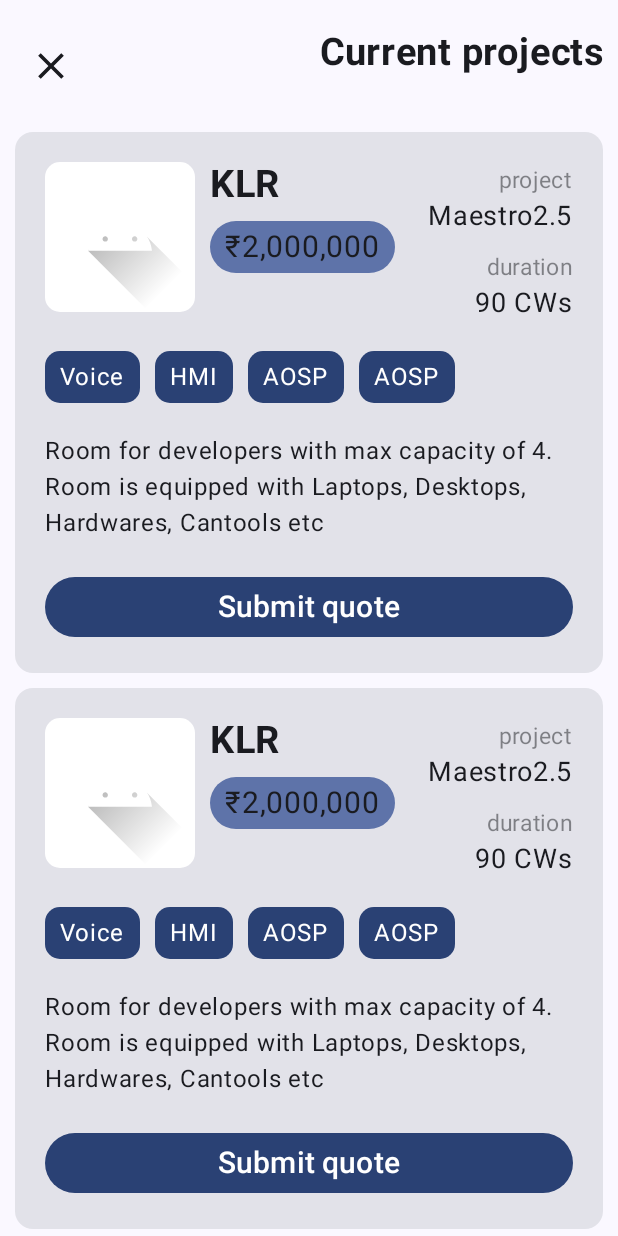
After one commit to joshuajgomez/codeforce, an Android app built with Jetpack Compose: the composable ProjectsView shown on its own in the app's theme, on a phone screen of 412 x 824 dp. The commit adds this screen. Run offline under Robolectric (Android 15) with nearby library versions, the phone set to English and light mode, and no system bars; our stand-ins replace constraintlayout-compose.

Commit message:
Add Projects view screen

```diff
--- /dev/null
+++ b/app/src/main/java/com/triplerock/codeforce/data/Project.kt
@@ -0,0 +1,125 @@
+package com.triplerock.codeforce.data
+
+import com.triplerock.codeforce.R
+
+enum class Customer(val iconRes: Int) {
+    Teapot(R.drawable.ic_launcher_foreground),
+    Mehica(R.drawable.ic_launcher_foreground),
+    Prolice(R.drawable.ic_launcher_foreground),
+    Yoland(R.drawable.ic_launcher_foreground),
+    Yellowstone(R.drawable.ic_launcher_foreground),
+    KLR(R.drawable.ic_launcher_foreground),
+    Ramendra(R.drawable.ic_launcher_foreground),
+}
+
+enum class Feature {
+    Audio,
+    Media,
+    Radio,
+    Voice,
+    HMI,
+    AOSP,
+    BSP,
+}
+
+enum class ProjectState {
+    NEW,
+    QUOTED,
+    AWARDED,
+    ONGOING,
+    COMPLETE,
+    LOST,
+}
+
+enum class FeatureState {
+    NEW,
+    REVIEW,
+    CODING,
+    TESTING,
+    COMPLETE,
+}
+
+data class FeatureRequirement(
+    val feature: Feature,
+    val totalCw: Int,
+    val spentCw: Int = 0,
+    val state: FeatureState = FeatureState.NEW,
+)
+
+data class Project(
+    val name: String,
+    val customer: Customer,
+    val featureRequirements: List<FeatureRequirement>,
+    val reward: Int,
+    val state: ProjectState = ProjectState.NEW,
+)
+
+fun Project.totalCw(): Int {
+    var cw = 0
+    featureRequirements.forEach {
+        cw += it.totalCw
+    }
+    return cw
+}
+
+val sampleProjectNames = listOf(
+    "Maestro2.5",
+    "B230",
+    "Sky760",
+    "Pep98",
+    "Cola60",
+    "Com666",
+)
+
+val sampleTotalCw = listOf(50, 40, 34, 26, 12, 78)
+
+val sampleRewards = listOf(1000000, 2000000, 25000000, 46000000)
+
+val sampleFeatureList = listOf(
+    FeatureRequirement(Feature.entries.random(), sampleTotalCw.random()),
+    FeatureRequirement(Feature.entries.random(), sampleTotalCw.random()),
+    FeatureRequirement(Feature.entries.random(), sampleTotalCw.random()),
+    FeatureRequirement(Feature.entries.random(), sampleTotalCw.random()),
+)
+
+fun sampleProjects() = listOf(
+    Project(
+        sampleProjectNames.first(),
+        Customer.entries[3],
+        sampleFeatureList,
+        sampleRewards[1]
+    ),
+    Project(
+        sampleProjectNames[3],
+        Customer.entries[2],
+        sampleFeatureList,
+        sampleRewards[2],
+        ProjectState.AWARDED
+    ),
+    Project(
+        sampleProjectNames[3],
+        Customer.entries[0],
+        sampleFeatureList,
+        sampleRewards[3],
+        ProjectState.QUOTED
+    ),
+    Project(
+        sampleProjectNames[4],
+        Customer.entries[5],
+        sampleFeatureList,
+        sampleRewards[0]
+    ),
+    Project(
+        sampleProjectNames[1],
+        Customer.entries[3],
+        sampleFeatureList,
+        sampleRewards[3],
+        ProjectState.COMPLETE
+    ),
+    Project(
+        sampleProjectNames[5],
+        Customer.entries[4],
+        sampleFeatureList,
+        sampleRewards[2]
+    ),
+)
--- a/app/src/main/java/com/triplerock/codeforce/screens/Common.kt
+++ b/app/src/main/java/com/triplerock/codeforce/screens/Common.kt
@@ -78,11 +78,11 @@ fun LabelValue(
         Text(
             text = label,
             color = colorScheme.onBackground.copy(alpha = 0.5f),
-            fontSize = 18.sp,
+            fontSize = 15.sp,
         )
         Text(
             text = value,
-            fontSize = 22.sp,
+            fontSize = 18.sp,
             color = colorScheme.onBackground
         )
     }
--- /dev/null
+++ b/app/src/main/java/com/triplerock/codeforce/screens/ProjectsView.kt
@@ -0,0 +1,196 @@
+package com.triplerock.codeforce.screens
+
+import androidx.compose.foundation.Image
+import androidx.compose.foundation.background
+import androidx.compose.foundation.layout.Arrangement
+import androidx.compose.foundation.layout.fillMaxWidth
+import androidx.compose.foundation.layout.padding
+import androidx.compose.foundation.layout.size
+import androidx.compose.foundation.lazy.LazyColumn
+import androidx.compose.foundation.lazy.LazyRow
+import androidx.compose.foundation.lazy.items
+import androidx.compose.foundation.shape.RoundedCornerShape
+import androidx.compose.material3.Button
+import androidx.compose.material3.Card
+import androidx.compose.material3.MaterialTheme.colorScheme
+import androidx.compose.material3.Scaffold
+import androidx.compose.material3.Text
+import androidx.compose.runtime.Composable
+import androidx.compose.ui.Modifier
+import androidx.compose.ui.res.painterResource
+import androidx.compose.ui.text.font.FontWeight
+import androidx.compose.ui.unit.dp
+import androidx.compose.ui.unit.sp
+import androidx.constraintlayout.compose.ConstraintLayout
+import com.triplerock.codeforce.data.Customer
+import com.triplerock.codeforce.data.Feature
+import com.triplerock.codeforce.data.FeatureRequirement
+import com.triplerock.codeforce.data.Project
+import com.triplerock.codeforce.data.RoomType
+import com.triplerock.codeforce.data.displayCost
+import com.triplerock.codeforce.data.roomDescription
+import com.triplerock.codeforce.data.sampleFeatureList
+import com.triplerock.codeforce.data.sampleProjectNames
+import com.triplerock.codeforce.data.sampleRewards
+import com.triplerock.codeforce.data.totalCw
+import com.triplerock.codeforce.ui.theme.CodeForceTheme
+
+@DarkPreview
+@Composable
+fun PreviewProjectsView() {
+    CodeForceTheme {
+        ProjectsView()
+    }
+}
+
+
+@Composable
+fun ProjectsView() {
+    Scaffold(topBar = { TitleBar("Current projects") }) {
+        AllProjects(Modifier.padding(it))
+    }
+}
+
+val sampleProject = Project(
+    sampleProjectNames.random(),
+    Customer.entries.random(),
+    listOf(
+        FeatureRequirement(Feature.AOSP, 20),
+        FeatureRequirement(Feature.HMI, 25),
+        FeatureRequirement(Feature.Voice, 30),
+        FeatureRequirement(Feature.Radio, 15),
+    ),
+    sampleRewards.random(),
+)
+
+@Composable
+fun AllProjects(
+    modifier: Modifier = Modifier,
+    projects: List<Project> = listOf()
+) {
+    LazyColumn(
+        verticalArrangement = Arrangement.spacedBy(10.dp),
+        modifier = modifier.padding(horizontal = 10.dp)
+    ) {
+        items(5) {
+            ProjectCard(sampleProject)
+        }
+    }
+}
+
+@Composable
+fun ProjectCard(project: Project) {
+    Card {
+        ConstraintLayout(
+            modifier = Modifier
+                .fillMaxWidth()
+                .padding(vertical = 20.dp, horizontal = 20.dp)
+        ) {
+            val (iconRef,
+                nameRef,
+                customerRef,
+                rewardRef,
+                featureRef,
+                descRef,
+                totalCwRef,
+                btnRef
+            ) = createRefs()
+            Image(
+                painter = painterResource(id = project.customer.iconRes),
+                contentDescription = null,
+                modifier = Modifier
+                    .constrainAs(iconRef) {
+                        start.linkTo(parent.start)
+                        top.linkTo(parent.top)
+                    }
+                    .size(100.dp)
+                    .background(colorScheme.onPrimary, RoundedCornerShape(10.dp))
+            )
+
+            Text(text = project.customer.name,
+                fontSize = 25.sp,
+                fontWeight = FontWeight.Bold,
+                modifier = Modifier.constrainAs(customerRef) {
+                    start.linkTo(iconRef.end, 10.dp)
+                    top.linkTo(iconRef.top)
+                })
+
+            LabelValue(modifier = Modifier.constrainAs(nameRef) {
+                end.linkTo(parent.end)
+                top.linkTo(parent.top)
+            }, "project", project.name)
+
+            LabelValue(modifier = Modifier.constrainAs(totalCwRef) {
+                end.linkTo(parent.end)
+                top.linkTo(nameRef.bottom, 10.dp)
+            }, "duration", "${project.totalCw()} CWs")
+
+            FeatureTags(modifier = Modifier.constrainAs(featureRef) {
+                start.linkTo(parent.start)
+                top.linkTo(totalCwRef.bottom, 20.dp)
+            })
+            Text(text = roomDescription(RoomType.Developer),
+                modifier = Modifier.constrainAs(descRef) {
+                    start.linkTo(parent.start)
+                    top.linkTo(featureRef.bottom, 20.dp)
+                })
+            Text(
+                text = project.reward.displayCost(),
+                fontSize = 20.sp,
+                modifier = Modifier
+                    .constrainAs(rewardRef) {
+                        start.linkTo(iconRef.end, 10.dp)
+                        top.linkTo(customerRef.bottom, 10.dp)
+                    }
+                    .background(
+                        colorScheme.primaryContainer,
+                        RoundedCornerShape(20.dp)
+                    )
+                    .padding(horizontal = 10.dp, vertical = 5.dp)
+            )
+            Button(
+                onClick = { /*TODO*/ },
+                modifier = Modifier
+                    .constrainAs(btnRef) {
+                        start.linkTo(parent.start)
+                        end.linkTo(parent.end)
+                        bottom.linkTo(parent.bottom)
+                        top.linkTo(descRef.bottom, 20.dp)
+                    }
+                    .fillMaxWidth()
+            ) {
+                Text(text = "Submit quote", fontSize = 20.sp)
+            }
+        }
+    }
+}
+
+@DarkPreview
+@Composable
+fun FeatureTags(
+    modifier: Modifier = Modifier,
+    featureRequirements: List<FeatureRequirement> = sampleFeatureList
+) {
+    LazyRow(
+        modifier = modifier,
+        horizontalArrangement = Arrangement.spacedBy(10.dp)
+    ) {
+        items(featureRequirements) {
+            FeatureTag(it)
+        }
+    }
+}
+
+@Composable
+fun FeatureTag(featureRequirement: FeatureRequirement) {
+    Text(
+        text = featureRequirement.feature.name,
+        color = colorScheme.onPrimary,
+        modifier = Modifier
+            .background(
+                colorScheme.primary,
+                RoundedCornerShape(10.dp)
+            )
+            .padding(horizontal = 10.dp, vertical = 5.dp)
+    )
+}
```
